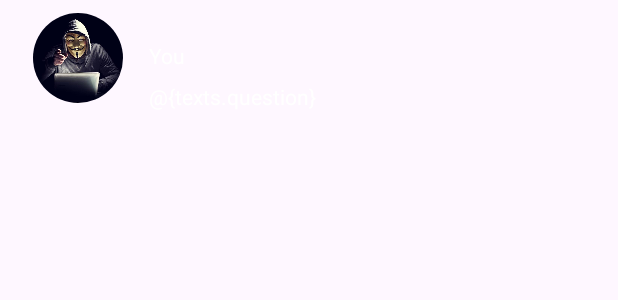
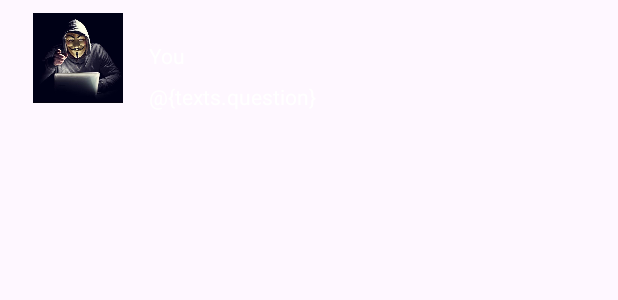
Before and after one commit to bhuwanmalla/BhuwanGpt, an Android app: the layout user_item.xml on its own in the app's theme, with its tools: preview values and no code run, on a phone screen of 412 x 824 dp. Shown: the top 300 px of the screen. Run offline under Robolectric (Android 15) with nearby library versions, the phone set to English and light mode, and no system bars.

Commit message:
updated the UI

```diff
--- a/app/src/main/res/layout/gpt_item.xml
+++ b/app/src/main/res/layout/gpt_item.xml
@@ -24,6 +24,7 @@
         android:layout_marginStart="21dp"
         android:layout_marginTop="5dp"
         android:text="@string/app_name"
+        android:textColor="@color/white"
         app:layout_constraintStart_toEndOf="@+id/imageView2"
         app:layout_constraintTop_toTopOf="@+id/imageView2" />
 
--- a/app/src/main/res/layout/user_item.xml
+++ b/app/src/main/res/layout/user_item.xml
@@ -23,23 +23,21 @@
         android:layout_marginStart="22dp"
         android:layout_marginTop="8dp"
         android:layout_marginBottom="8dp"
-        android:background="@drawable/circular_shape"
         android:clipToOutline="true"
         android:scaleType="centerCrop"
         android:src="@drawable/user_image"
         app:layout_constraintBottom_toBottomOf="parent"
         app:layout_constraintStart_toStartOf="parent"
-        app:layout_constraintTop_toTopOf="parent"
-        app:srcCompat="@drawable/ic_launcher_background" />
+        app:layout_constraintTop_toTopOf="parent" />
 
     <TextView
         android:id="@+id/userDesc"
         android:layout_width="269dp"
         android:layout_height="22dp"
         android:layout_marginStart="17dp"
-        android:textColor="@color/white"
         android:layout_marginTop="8dp"
         android:text="@{texts.question}"
+        android:textColor="@color/white"
         app:layout_constraintEnd_toEndOf="parent"
         app:layout_constraintHorizontal_bias="0.0"
         app:layout_constraintStart_toEndOf="@+id/userImage"
```
Also changed, not shown: app/src/main/java/bhuwan/example/bhuwangpt/MainActivity.kt (+15 -13 lines), app/src/main/java/bhuwan/example/bhuwangpt/ViewModel/ChatViewModel.kt (+6 -3 lines), app/src/main/res/layout/activity_main.xml (+11 -0 lines).
